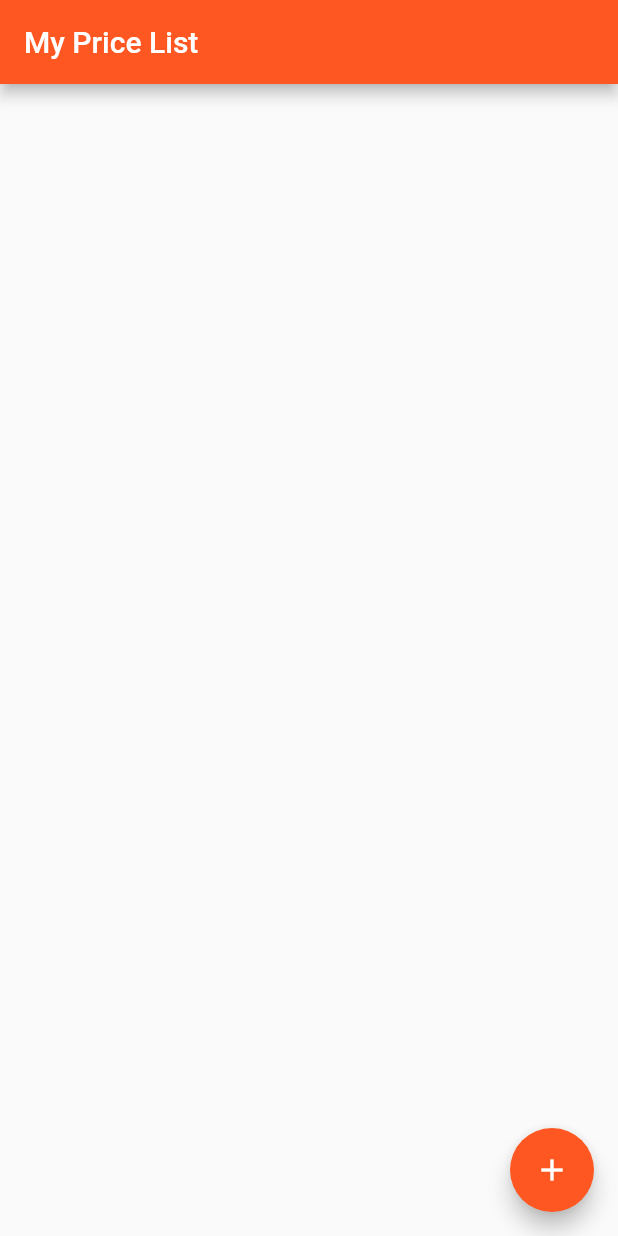
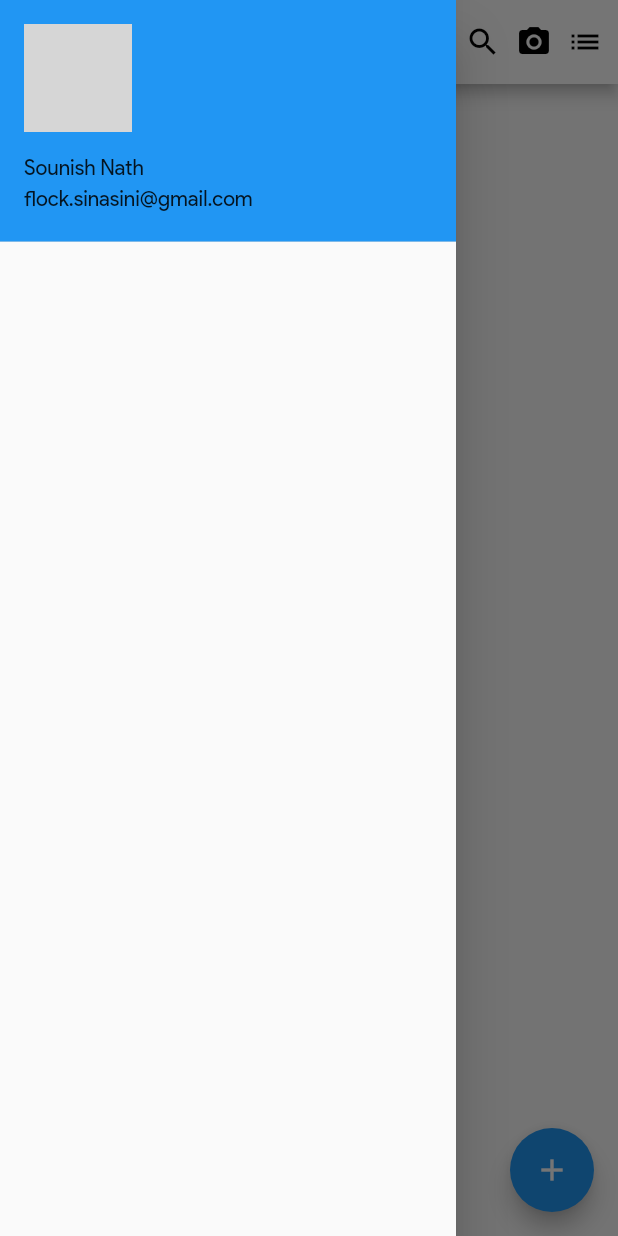
Before and after one commit to sounishnath003/price_list_firebase, a Flutter app: the screen it shows after launch, with the side drawer open (before the commit the screen has no drawer), on a phone screen of 412 x 824 dp. Run offline on Flutter 3.47's test engine with Material 2 defaults, Android fonts, the phone set to English and light mode, and no system bars; our stand-ins replace cloud_firestore; accounts and stored records are empty; network calls fail; grey boxes are pictures that could not be loaded.

```diff
--- a/lib/MyHomePage.dart
+++ b/lib/MyHomePage.dart
@@ -17,6 +17,14 @@ class _MyHomePageState extends State<MyHomePage> {
   Widget build(BuildContext context) {
     return Scaffold(
       appBar: AppBar(
+        actions: <Widget>[
+          Icon(Icons.search),
+          SizedBox(width: 10,),
+          Icon(Icons.photo_camera),
+          SizedBox(width: 10,),
+          Icon(Icons.list),
+          SizedBox(width: 10,),
+        ],
         title: Text(widget.title),
       ),
       body: StreamBuilder<QuerySnapshot>(
@@ -38,6 +46,17 @@ class _MyHomePageState extends State<MyHomePage> {
             );
         }
       ),
+      drawer: Drawer(
+        child: ListView(
+          children: <Widget>[
+            UserAccountsDrawerHeader(
+              accountEmail: Text("flock.sinasini@gmail.com"),
+              accountName: Text("Sounish Nath"),
+              currentAccountPicture: Image.network("https://www.google.com/url?sa=i&source=images&cd=&ved=&url=https%3A%2F%2Fwww.university.youth4work.com%2Fhi%2Fbgi_brainware-group-of-institutions%2Fstudent-profile&psig=AOvVaw02WajUdeyCcwyoEPWa4nog&ust=1568573749812847"),
+              )
+          ],
+        ),
+      ),
       floatingActionButton: FloatingActionButton(
         onPressed: (){},
         tooltip: 'Increment',
--- a/lib/main.dart
+++ b/lib/main.dart
@@ -10,7 +10,8 @@ class MyApp extends StatelessWidget {
       debugShowCheckedModeBanner: false,
       title: 'Price List',
       theme: ThemeData(
-        primarySwatch: Colors.deepOrange
+        fontFamily: "Product",
+        primaryColor: Colors.white
       ),
       home: MyHomePage(title: 'My Price List'),
     );
```
Also changed, not shown: lib/ProductListing.dart (+12 -2 lines), pubspec.yaml (+4 -4 lines), Assets/Fonts/Product Sans Regular.ttf (added).
